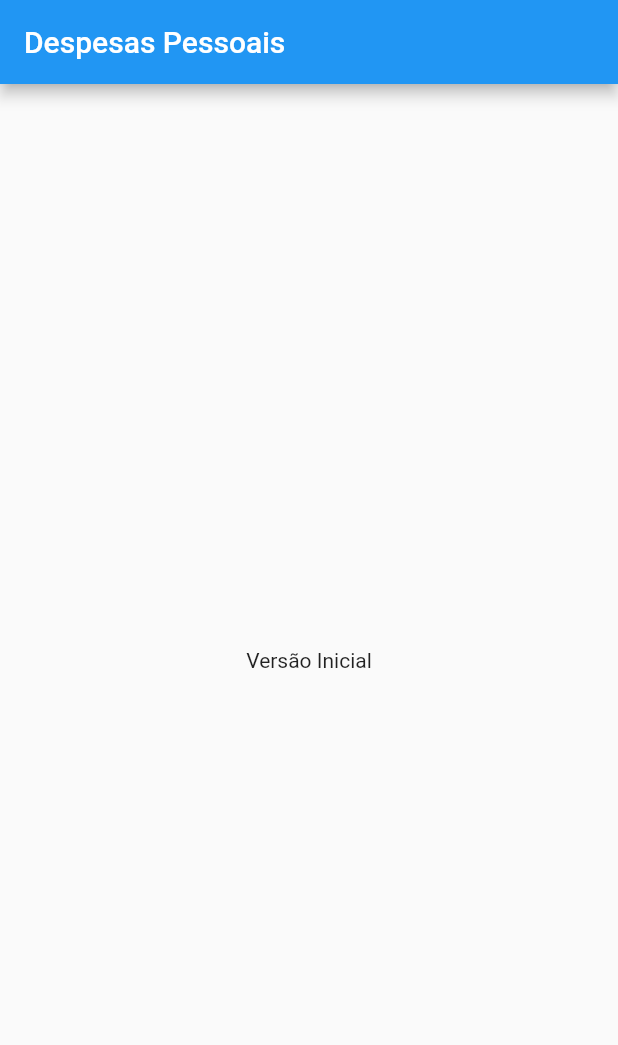
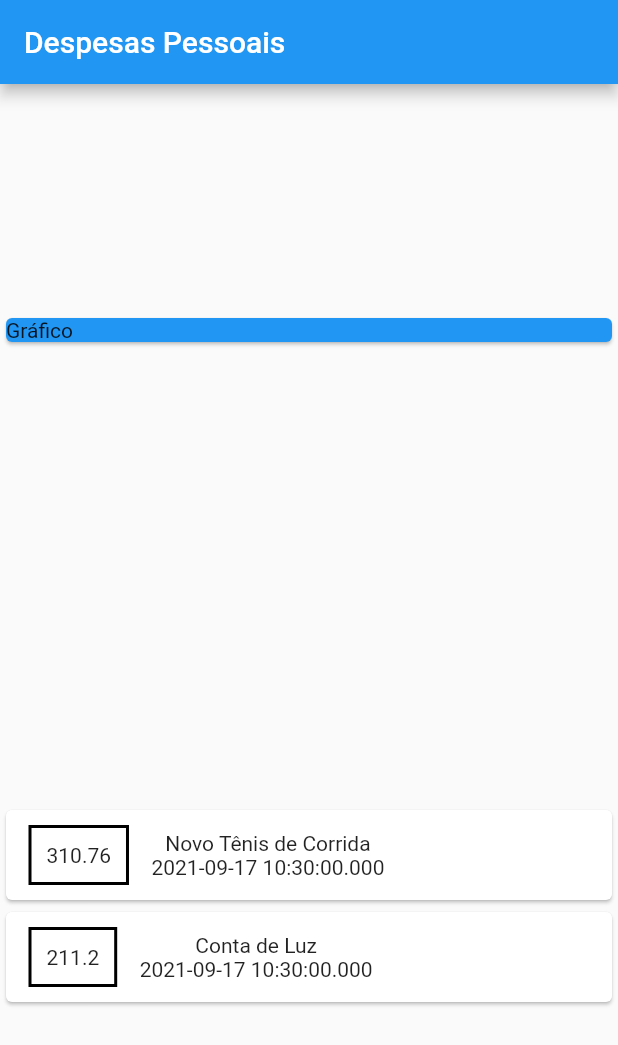
Before and after one commit to huayans/Expenses, a Flutter app: the screen it shows after launch, on a phone screen of 412 x 824 dp. Shown: the top 1045 px of the screen. Run offline on Flutter 3.47's test engine with Material 2 defaults, Android fonts, the phone set to English and light mode, and no system bars.

Commit message:
inicio do style

```diff
--- a/lib/main.dart
+++ b/lib/main.dart
@@ -1,3 +1,4 @@
+import 'package:expenses/models/transaction.dart';
 import 'package:flutter/material.dart';
 
 main() => runApp(ExpensesApp());
@@ -10,14 +11,60 @@ class ExpensesApp extends StatelessWidget {
 }
 
 class MyHomePage extends StatelessWidget {
+  final _transaction = [
+    Transaction(
+        id: 't1',
+        title: 'Novo Tênis de Corrida',
+        value: 310.76,
+        date: DateTime.now()),
+    Transaction(
+        id: 't2', title: 'Conta de Luz', value: 211.20, date: DateTime.now()),
+  ];
+
   @override
   Widget build(BuildContext context) {
     return Scaffold(
       appBar: AppBar(
         title: Text('Despesas Pessoais'),
       ),
-      body: Center(
-        child: Text('Versão Inicial'),
+      body: Column(
+        mainAxisAlignment: MainAxisAlignment.spaceAround,
+        crossAxisAlignment: CrossAxisAlignment.stretch,
+        children: [
+          Container(
+            child: Card(
+              color: Colors.blue,
+              child: Text('Gráfico'),
+            ),
+          ),
+          Column(
+            children: _transaction.map((tr) {
+              return Card(
+                  child: Row(
+                children: [
+                  Container(
+                    margin: EdgeInsets.symmetric(horizontal: 15, vertical: 10),
+                    decoration: BoxDecoration(
+                      border: Border.all(color: Colors.black, width: 2),
+                    ),
+                    padding: EdgeInsets.all(10),
+                    child: Text(
+                      tr.value.toString(),
+                    ),
+                  ),
+                  Column(
+                    children: [
+                      Text(tr.title),
+                      Text(
+                        tr.date.toString(),
+                      ),
+                    ],
+                  )
+                ],
+              ));
+            }).toList(),
+          ),
+        ],
       ),
     );
   }
--- /dev/null
+++ b/lib/models/transaction.dart
@@ -0,0 +1,14 @@
+import 'package:flutter/foundation.dart';
+
+class Transaction {
+  final String id;
+  final String title;
+  final double value;
+  final DateTime date;
+
+  Transaction(
+      {required this.id,
+      required this.title,
+      required this.value,
+      required this.date});
+}
```
